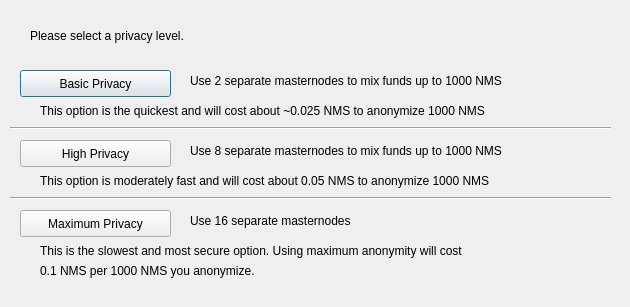
First picture: the form in src/qt/forms/darksendconfig.ui, repository newcopycoin/newcopycoin, before the edit.
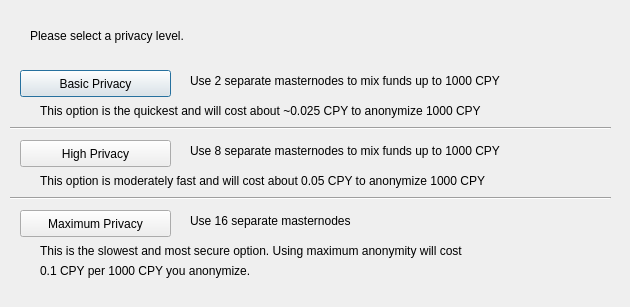
Second picture: the form after the edit.

What changed in the file:
```diff
--- a/src/qt/forms/darksendconfig.ui
+++ b/src/qt/forms/darksendconfig.ui
@@ -75,7 +75,7 @@
     </rect>
    </property>
    <property name="text">
-    <string>Use 2 separate masternodes to mix funds up to 1000 NMS</string>
+    <string>Use 2 separate masternodes to mix funds up to 1000 CPY</string>
    </property>
   </widget>
   <widget class="QLabel" name="label_3">
@@ -88,7 +88,7 @@
     </rect>
    </property>
    <property name="text">
-    <string>Use 8 separate masternodes to mix funds up to 1000 NMS</string>
+    <string>Use 8 separate masternodes to mix funds up to 1000 CPY</string>
    </property>
   </widget>
   <widget class="QLabel" name="label_4">
@@ -114,7 +114,7 @@
     </rect>
    </property>
    <property name="text">
-    <string>This option is the quickest and will cost about ~0.025 NMS to anonymize 1000 NMS</string>
+    <string>This option is the quickest and will cost about ~0.025 CPY to anonymize 1000 CPY</string>
    </property>
   </widget>
   <widget class="QLabel" name="label_7">
@@ -127,7 +127,7 @@
     </rect>
    </property>
    <property name="text">
-    <string>This option is moderately fast and will cost about 0.05 NMS to anonymize 1000 NMS</string>
+    <string>This option is moderately fast and will cost about 0.05 CPY to anonymize 1000 CPY</string>
    </property>
   </widget>
   <widget class="QLabel" name="label_8">
@@ -153,7 +153,7 @@
     </rect>
    </property>
    <property name="text">
-    <string>0.1 NMS per 1000 NMS you anonymize.</string>
+    <string>0.1 CPY per 1000 CPY you anonymize.</string>
    </property>
   </widget>
   <widget class="Line" name="line">
```
